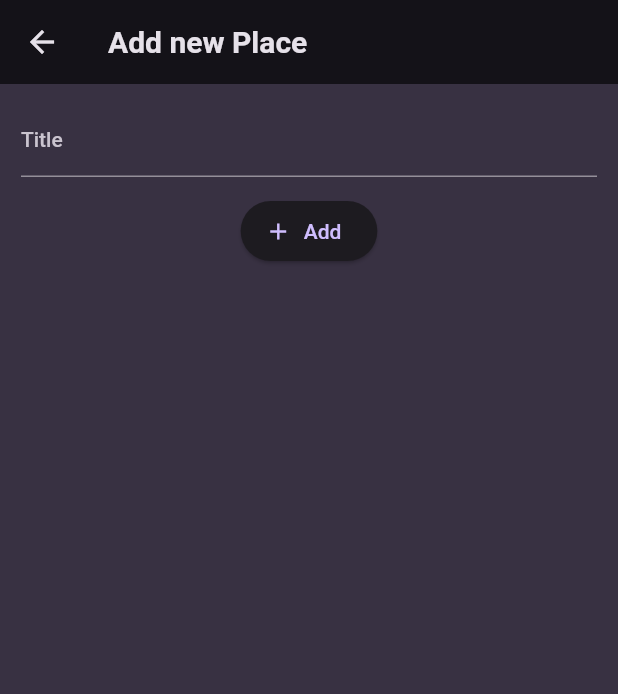
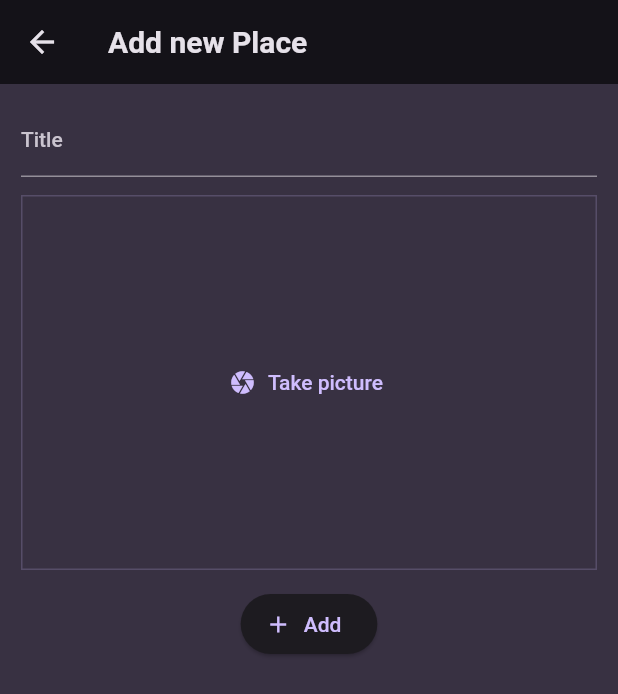
Before and after one commit to danielosi2/favorite_places, a Flutter app: the NewPlace screen opened directly, on a phone screen of 412 x 824 dp. Shown: the top 694 px of the screen. Run offline on Flutter 3.47's test engine with Material 2 defaults, Android fonts, the phone set to English and light mode, and no system bars; our stand-ins replace flutter_riverpod, google_fonts, image_picker.

Commit message:
implemented image picker

```diff
--- a/lib/screens/new_place.dart
+++ b/lib/screens/new_place.dart
@@ -1,4 +1,5 @@
 import 'package:favorite_places/provider/places_provider.dart';
+import 'package:favorite_places/widget/image_input.dart';
 import 'package:flutter/material.dart';
 import 'package:flutter_riverpod/flutter_riverpod.dart';
 
@@ -40,6 +41,9 @@ class _NewPlaceState extends ConsumerState<NewPlace> {
                 ),
               ),
               const SizedBox(height: 12),
+              //image input
+              const ImageInput(),
+              const SizedBox(height: 12),
               ElevatedButton.icon(
                 onPressed: () {
                   ref.read(placeProvider.notifier).add(titleController.text);
--- /dev/null
+++ b/lib/widget/image_input.dart
@@ -0,0 +1,52 @@
+import 'dart:io';
+
+import 'package:flutter/material.dart';
+import 'package:image_picker/image_picker.dart';
+
+class ImageInput extends StatefulWidget {
+  const ImageInput({super.key});
+
+  @override
+  State<ImageInput> createState() => _ImageInputState();
+}
+
+class _ImageInputState extends State<ImageInput> {
+  File? _selectedImage;
+
+  void _takePicture() async {
+    final imagePicker = ImagePicker();
+    final pickedImage = await imagePicker.pickImage(source: ImageSource.camera, maxWidth: 600);
+    if (pickedImage == null) {
+      return;
+    }
+    setState(() {
+      _selectedImage = File(pickedImage.path);
+    });
+  }
+
+  @override
+  Widget build(BuildContext context) {
+    Widget content = TextButton.icon(
+      onPressed: _takePicture,
+      icon: const Icon(Icons.camera),
+      label: const Text('Take picture'),
+    );
+    if (_selectedImage != null) {
+      content = GestureDetector(
+        onTap: _takePicture,
+        child: Image.file(_selectedImage!, fit: BoxFit.cover, width: double.infinity),
+      );
+    }
+    return Container(
+        height: 250,
+        width: double.infinity,
+        alignment: Alignment.center,
+        decoration: BoxDecoration(
+          border: Border.all(
+            width: 1,
+            color: Theme.of(context).colorScheme.primary.withOpacity(0.2),
+          ),
+        ),
+        child: content);
+  }
+}
--- a/pubspec.yaml
+++ b/pubspec.yaml
@@ -40,6 +40,7 @@ dependencies:
   riverpod: ^2.4.0
   flutter_riverpod: ^2.4.0
   uuid: ^4.1.0
+  image_picker: ^1.0.4
 
 dev_dependencies:
   flutter_test:
```
Also changed, not shown: pubspec.lock, 1 other file.
